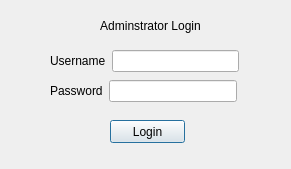
Qt form BaseballStadiumPlanner/adminlogin.ui (frimbraza/Baseball-Stadium-Project) before a commit.
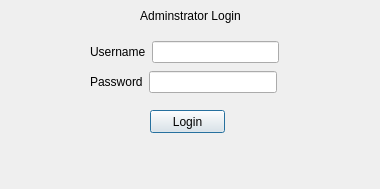
The same form after that commit.

What changed in the file:
```diff
--- a/BaseballStadiumPlanner/adminlogin.ui
+++ b/BaseballStadiumPlanner/adminlogin.ui
@@ -6,8 +6,8 @@
    <rect>
     <x>0</x>
     <y>0</y>
-    <width>291</width>
-    <height>169</height>
+    <width>380</width>
+    <height>189</height>
    </rect>
   </property>
   <property name="windowTitle">
@@ -16,8 +16,8 @@
   <widget class="QLabel" name="label">
    <property name="geometry">
     <rect>
-     <x>80</x>
-     <y>10</y>
+     <x>120</x>
+     <y>0</y>
      <width>141</width>
      <height>31</height>
     </rect>
@@ -32,8 +32,8 @@
   <widget class="QPushButton" name="pushButton">
    <property name="geometry">
     <rect>
-     <x>110</x>
-     <y>120</y>
+     <x>150</x>
+     <y>110</y>
      <width>75</width>
      <height>23</height>
     </rect>
@@ -46,11 +46,16 @@
    <property name="geometry">
     <rect>
      <x>50</x>
-     <y>150</y>
-     <width>201</width>
+     <y>140</y>
+     <width>301</width>
      <height>20</height>
     </rect>
    </property>
+   <property name="font">
+    <font>
+     <pointsize>12</pointsize>
+    </font>
+   </property>
    <property name="text">
     <string/>
    </property>
@@ -58,10 +63,10 @@
   <widget class="QWidget" name="layoutWidget">
    <property name="geometry">
     <rect>
-     <x>50</x>
-     <y>50</y>
+     <x>90</x>
+     <y>40</y>
      <width>189</width>
-     <height>22</height>
+     <height>24</height>
     </rect>
    </property>
    <layout class="QHBoxLayout" name="horizontalLayout">
@@ -80,10 +85,10 @@
   <widget class="QWidget" name="layoutWidget">
    <property name="geometry">
     <rect>
-     <x>50</x>
-     <y>80</y>
+     <x>90</x>
+     <y>70</y>
      <width>187</width>
-     <height>22</height>
+     <height>24</height>
     </rect>
    </property>
    <layout class="QHBoxLayout" name="horizontalLayout_2">
```
